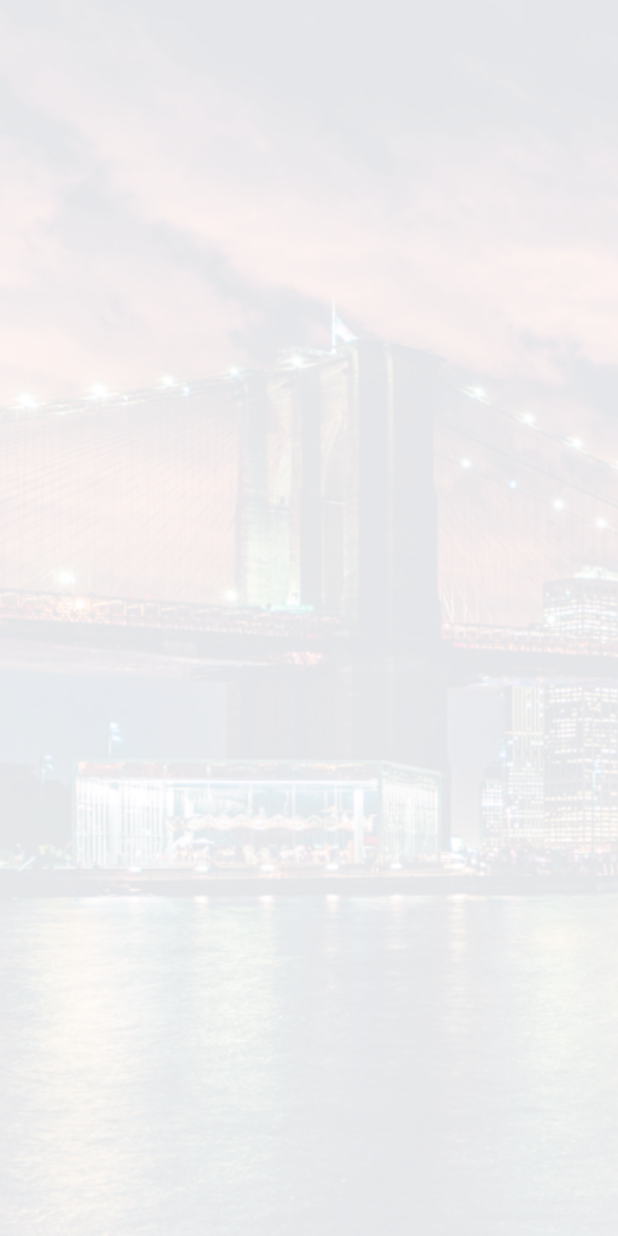
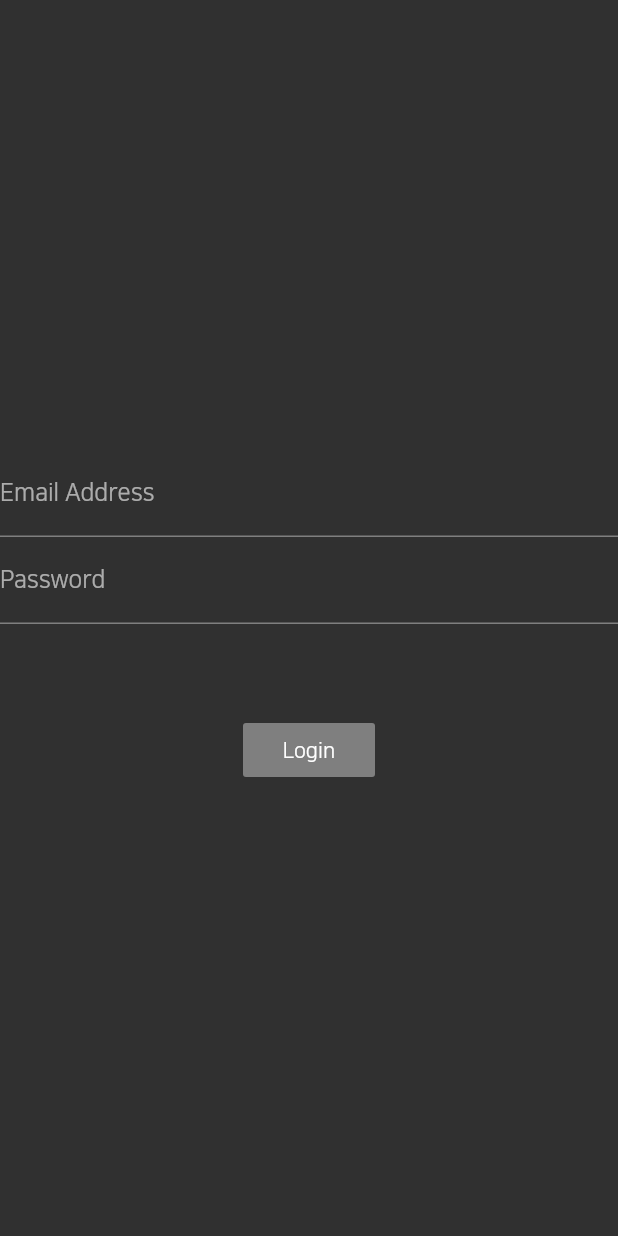
Before and after one commit to cau-deal/deal-application, a Flutter app: the LoginSelectPage screen opened directly, on a phone screen of 412 x 824 dp. Run offline on Flutter 3.47's test engine with Material 2 defaults, Android fonts, the phone set to English and light mode, and no system bars; our stand-ins replace rxdart, shared_preferences; missing offline and left inert: flutter_page_indicator; accounts and stored records are empty.

Commit message:
[Android][Login] Login function finished(return id,password plaintext to console)

```diff
--- /dev/null
+++ b/lib/src/login/provider.dart
@@ -0,0 +1,17 @@
+import 'package:flutter/material.dart';
+import 'bloc_pattern.dart';
+
+class Provider extends InheritedWidget {
+
+  final bloc = new Bloc();
+
+  Provider({Key key, Widget child})
+      : super(key: key, child: child);
+
+  bool updateShouldNotify(_) => true;
+
+  static Bloc of(BuildContext context) {
+    return (context.inheritFromWidgetOfExactType(Provider) as Provider).bloc;
+  }
+
+}
--- a/lib/src/screens/login_select/login_select.dart
+++ b/lib/src/screens/login_select/login_select.dart
@@ -1,4 +1,5 @@
-import 'package:deal/src/screens/login_select/bloc_pattern.dart';
+import 'package:deal/src/login/bloc_pattern.dart';
+import 'package:flutter/cupertino.dart';
 import 'package:flutter/material.dart';
 
 class LoginSelectPage extends StatelessWidget {
@@ -7,20 +8,17 @@ class LoginSelectPage extends StatelessWidget {
 
   @override
   Widget build(BuildContext ctx) {
-    return Container(
-        decoration: BoxDecoration(
-            image: DecorationImage(
-              image: AssetImage( "res/images/select_bg.png" ),
-              fit: BoxFit.cover,
-            ),
-            color: Colors.black26
-        ),
-        child: Padding(
-            padding: const EdgeInsets.all(30),
-            child: Align(
-              alignment: AlignmentDirectional.bottomCenter,
-            ),
-        )
+
+    return Scaffold(
+      body: new Column(
+        mainAxisAlignment: MainAxisAlignment.center,
+        children: <Widget>[
+          emailField(bloc),
+          passwordField(bloc),
+          Container(margin: EdgeInsets.all(30.0)),
+          submitButton(bloc),
+        ],
+      )
     );
   }
 
```
Also changed, not shown: lib/src/login/bloc_pattern.dart (renamed from lib/src/screens/login_select/bloc_pattern.dart), lib/src/login/validator.dart (renamed from lib/src/screens/login_select/validator.dart).
